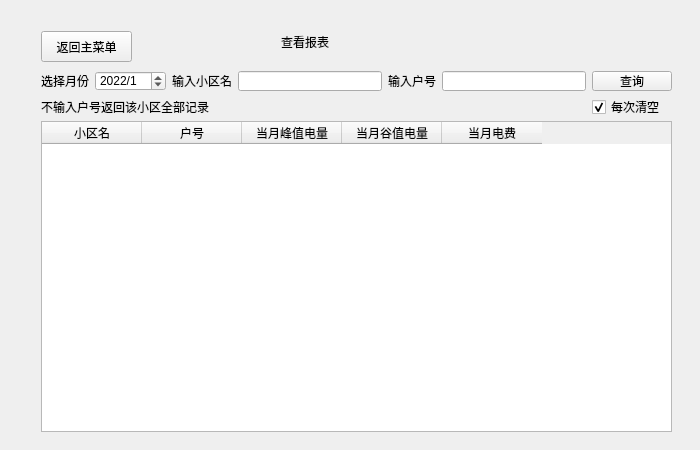
Before: the Qt Designer form ElecSystem/staff.ui in RongjunZhou/ElecSys, drawn with Qt 5.
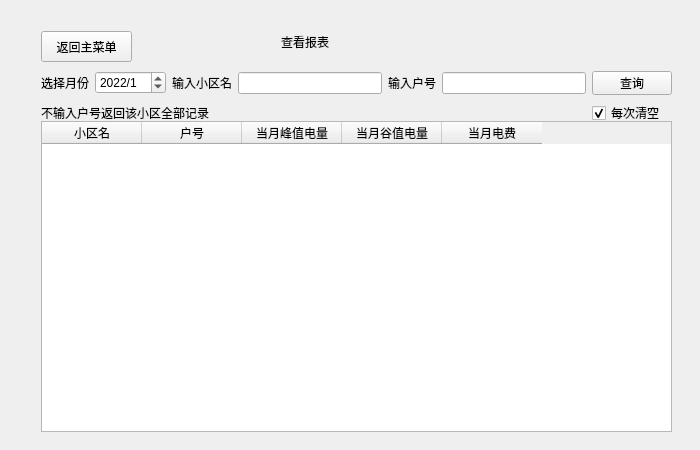
After: the same form once the commit is applied. The open tabs and pages were chosen to show the change. Icons and pictures are not drawn.

```diff
--- a/ElecSystem/staff.ui
+++ b/ElecSystem/staff.ui
@@ -229,7 +229,7 @@
          <x>30</x>
          <y>60</y>
          <width>631</width>
-         <height>46</height>
+         <height>54</height>
         </rect>
        </property>
        <layout class="QGridLayout" name="gridLayout_3">
```
Left out of the diff: 4 changed lines with no effect on the pictures.
